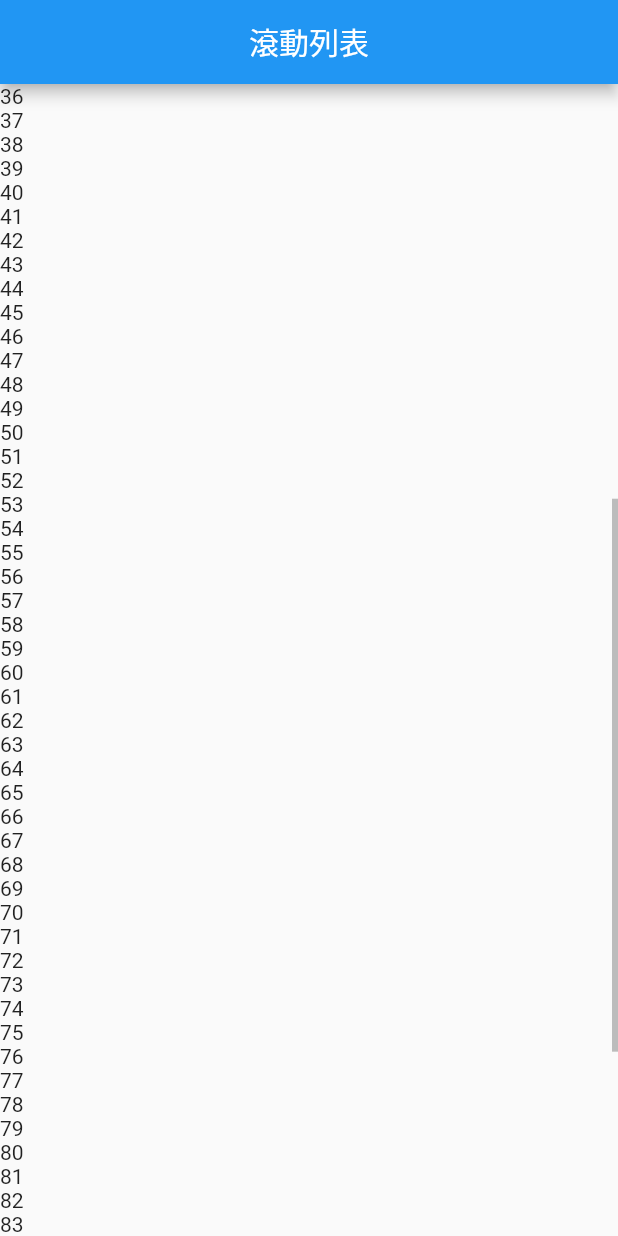
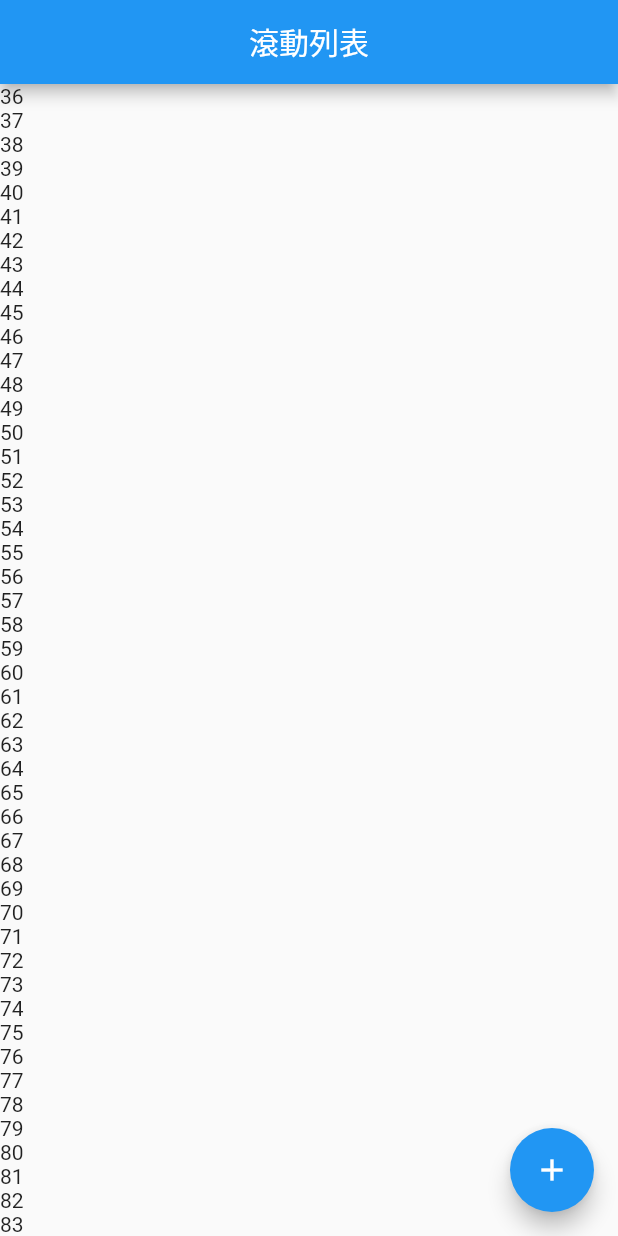
Before and after one commit to martin25tung/flutter_basic, a Flutter app: the screen it shows after launch, scrolled down 576 dp, on a phone screen of 412 x 824 dp. Run offline on Flutter 3.47's test engine with Material 2 defaults, Android fonts, the phone set to English and light mode, and no system bars.

Commit message:
列表ListView進階

```diff
--- a/lib/widgets/listview_demo.dart
+++ b/lib/widgets/listview_demo.dart
@@ -10,13 +10,33 @@ class ListviewDemo extends StatefulWidget {
 
 class _ListviewDemoState extends State<ListviewDemo> {
   List<int> list = [];
+  late ScrollController _controller;
+  bool show = false;
 
   @override
   void initState() {
     super.initState();
+    _controller = ScrollController();
+    _controller.addListener(() {
+      if (_controller.offset >= 100 && show == false) {
+        setState(() {
+          show = true;
+        });
+      } else if (_controller.offset < 100 && show == true) {
+        setState(() {
+          show = false;
+        });
+      }
+    });
     for (var i = 0; i < 100; i++) {
       list.add(i);
     }
+  }
+
+  @override
+  void dispose() {
+    super.dispose();
+    _controller.dispose();
   }
 
   @override
@@ -26,11 +46,44 @@ class _ListviewDemoState extends State<ListviewDemo> {
         title: Text("滾動列表"),
         centerTitle: true,
       ),
-      body: Scrollbar(
-        child: ListView(
-          children: list.map((e) => Text(e.toString())).toList(),
-        ),
+      // body: Scrollbar(
+      // child: RefreshIndicator(
+      //   child: ListView(
+      //     children: list.map((e) => Text(e.toString())).toList(),
+      //     // shrinkWrap: true,
+      //     // reverse: true,
+      //     // itemExtent: 50,
+      //   ),
+      //   onRefresh: _onRefresh,
+      // ),
+      // ),
+      floatingActionButton: show
+          ? FloatingActionButton(
+              child: Icon(Icons.add),
+              onPressed: () {
+                _controller.animateTo(0,
+                    duration: Duration(microseconds: 300), curve: Curves.ease);
+              },
+            )
+          : null,
+      body: ListView.builder(
+        // scrollDirection: Axis.horizontal,
+        itemBuilder: (BuildContext bonctext, int index) {
+          // if (index == 2) {
+          //   return Icon(Icons.add);
+          // } else {
+          return Text(list[index].toString());
+          // }
+        },
+        itemCount: list.length,
+        controller: _controller,
       ),
     );
   }
+
+  Future _onRefresh() async {
+    await Future.delayed(Duration(seconds: 3), () {
+      return "";
+    });
+  }
 }
```
